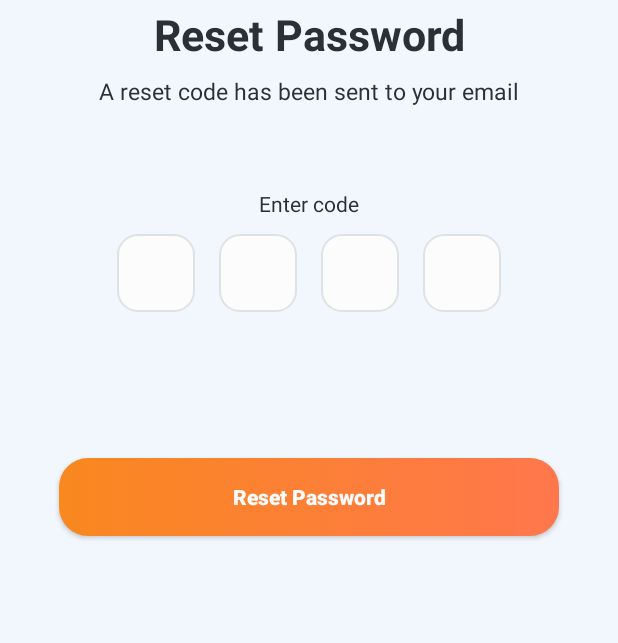
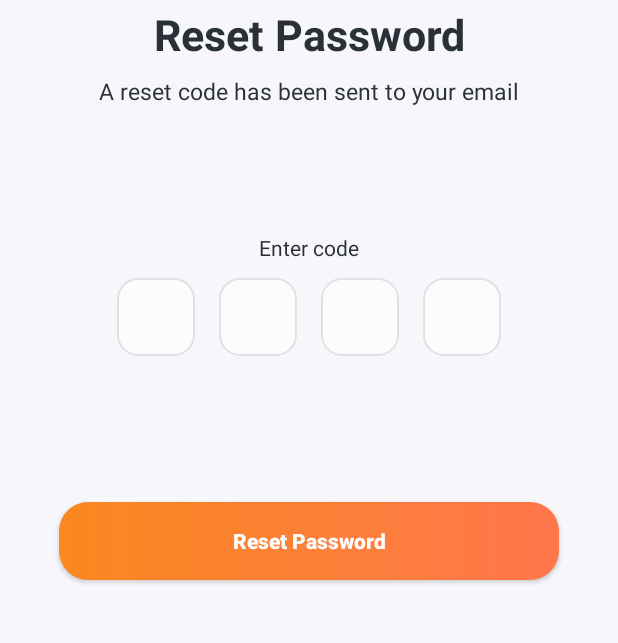
Before and after one commit to huukhuong/Android_Mini_Projects, an Android app: the layout activity_otp.xml on its own in the app's theme, with its tools: preview values and no code run, on a phone screen of 412 x 824 dp, the part 127-770 px from its top. Run offline under Robolectric (Android 15) with nearby library versions, the phone set to English and light mode, and no system bars.

Commit message:
Connect all activity, set shake animation when OTP error

```diff
--- /dev/null
+++ b/FoodOrderApp/app/src/main/res/anim/shake_control.xml
@@ -0,0 +1,9 @@
+<set xmlns:android="http://schemas.android.com/apk/res/android">
+
+    <translate android:duration="80"
+        android:fromXDelta="-10%"
+        android:repeatCount="5"
+        android:repeatMode="reverse"
+        android:toXDelta="10%"/>
+
+</set>
--- a/FoodOrderApp/app/src/main/res/layout/activity_otp.xml
+++ b/FoodOrderApp/app/src/main/res/layout/activity_otp.xml
@@ -67,8 +67,18 @@
             android:layout_height="wrap_content"
             android:gravity="center"
             android:paddingHorizontal="@dimen/_18sdp"
+            android:paddingBottom="@dimen/_6sdp"
+            android:text="@string/reset_pass_description"
+            android:textColor="@color/black"
+            android:textSize="@dimen/_12sdp" />
+
+        <TextView
+            android:id="@+id/txvEmail"
+            android:layout_width="match_parent"
+            android:layout_height="wrap_content"
+            android:gravity="center"
+            android:paddingHorizontal="@dimen/_18sdp"
             android:paddingBottom="@dimen/_22sdp"
-            android:text="@string/reset_pass_description"
             android:textColor="@color/black"
             android:textSize="@dimen/_12sdp" />
 
@@ -100,7 +110,7 @@
                 android:gravity="center"
                 android:imeOptions="actionNext"
                 android:importantForAutofill="no"
-                android:inputType="numberSigned"
+                android:inputType="number"
                 android:maxLength="1"
                 android:maxLines="1"
                 android:paddingVertical="@dimen/_6sdp"
@@ -115,7 +125,7 @@
                 android:gravity="center"
                 android:imeOptions="actionNext"
                 android:importantForAutofill="no"
-                android:inputType="numberSigned"
+                android:inputType="number"
                 android:maxLength="1"
                 android:maxLines="1"
                 android:paddingVertical="@dimen/_6sdp"
@@ -130,7 +140,7 @@
                 android:gravity="center"
                 android:imeOptions="actionNext"
                 android:importantForAutofill="no"
-                android:inputType="numberSigned"
+                android:inputType="number"
                 android:maxLength="1"
                 android:maxLines="1"
                 android:paddingVertical="@dimen/_6sdp"
@@ -145,7 +155,7 @@
                 android:gravity="center"
                 android:imeOptions="actionGo"
                 android:importantForAutofill="no"
-                android:inputType="numberSigned"
+                android:inputType="number"
                 android:maxLength="1"
                 android:maxLines="1"
                 android:paddingVertical="@dimen/_6sdp"
--- a/FoodOrderApp/app/src/main/res/values/colors.xml
+++ b/FoodOrderApp/app/src/main/res/values/colors.xml
@@ -8,6 +8,6 @@
     <color name="dark_gray">#C6C9CC</color>
     <color name="light_gray">#DFE2E5</color>
     <color name="white">#FCFCFC</color>
-    <color name="background">#F2F7FE</color>
+    <color name="background">#F7F7FB</color>
     <color name="transparent">#00000000</color>
 </resources>
```
Also changed, not shown: FoodOrderApp/app/src/main/AndroidManifest.xml (+5 -7 lines), FoodOrderApp/app/src/main/java/com/example/foodorderapp/controller/ForgotPasswordActivity.kt (+38 -0 lines), FoodOrderApp/app/src/main/java/com/example/foodorderapp/controller/LoginActivity.kt (+10 -1 lines), FoodOrderApp/app/src/main/java/com/example/foodorderapp/controller/OTPActivity.kt (+19 -2 lines), FoodOrderApp/app/src/main/java/com/example/foodorderapp/controller/RegisterActivity.kt (+20 -0 lines), FoodOrderApp/app/src/main/res/drawable/ic_logo_mini.png (deleted).
